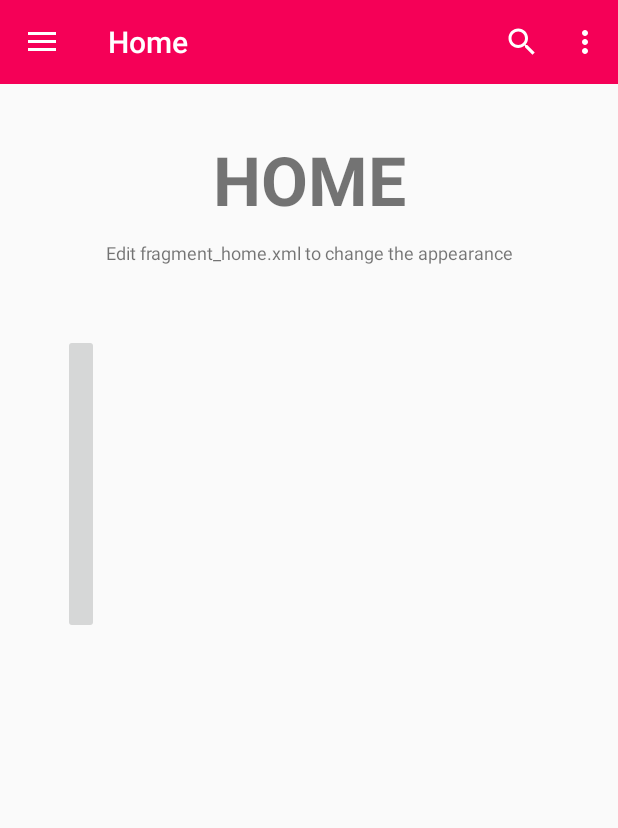
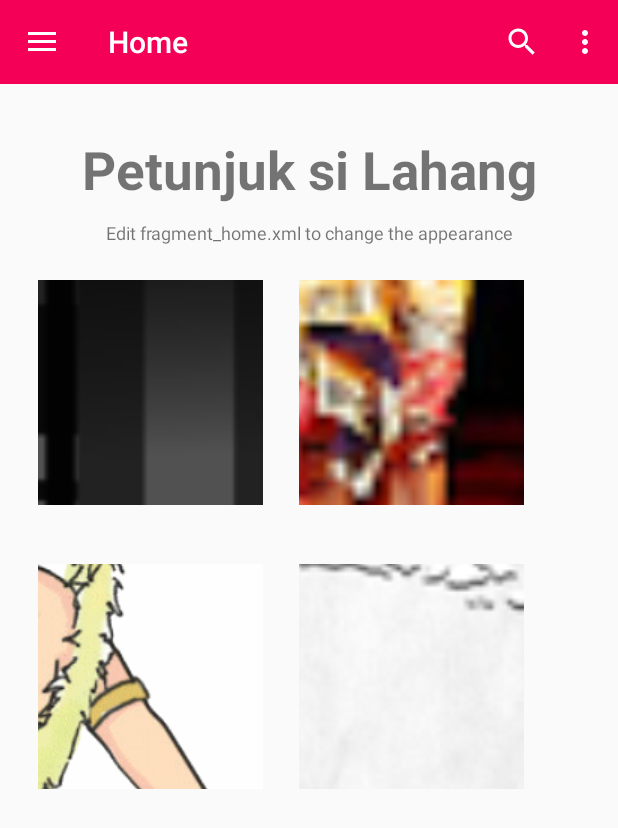
Before and after one commit to bagus1234/Indonesia, an Android app: the screen it shows after launch (MainActivity), on a phone screen of 412 x 824 dp. Shown: the top 828 px of the screen. Run offline under Robolectric (Android 15) with nearby library versions, the phone set to English and light mode, and no system bars.

Commit message:
designhome

```diff
--- a/app/src/main/res/layout/activity_tari_fragment.xml
+++ b/app/src/main/res/layout/activity_tari_fragment.xml
@@ -9,21 +9,32 @@
         android:id="@+id/label"
         android:layout_width="fill_parent"
         android:layout_height="wrap_content"
+        android:layout_alignParentLeft="true"
+        android:layout_alignParentStart="true"
         android:layout_alignParentTop="true"
-        android:layout_marginTop="100dp"
+        android:layout_marginTop="33dp"
         android:gravity="center_horizontal"
         android:text="TARI"
         android:textSize="45dp"
         android:textStyle="bold" />
 
     <TextView
+        android:id="@+id/textView2"
         android:layout_width="fill_parent"
         android:layout_height="wrap_content"
-        android:layout_below="@id/label"
-        android:layout_centerInParent="true"
-        android:layout_marginTop="10dp"
+        android:layout_alignParentLeft="true"
+        android:layout_alignParentStart="true"
+        android:layout_below="@+id/label"
         android:gravity="center_horizontal"
         android:text="Edit fragment_friends.xml to change the appearance"
         android:textSize="12dp" />
 
+    <ImageButton
+        android:id="@+id/imageButton5"
+        android:layout_width="150dp"
+        android:layout_height="150dp"
+        android:layout_below="@+id/textView2"
+        android:layout_centerHorizontal="true"
+        android:src="@drawable/tarian_daerah" />
+
 </RelativeLayout>
--- a/app/src/main/res/layout/fragment_home.xml
+++ b/app/src/main/res/layout/fragment_home.xml
@@ -9,16 +9,19 @@
         android:id="@+id/label"
         android:layout_width="fill_parent"
         android:layout_height="wrap_content"
+        android:layout_alignParentEnd="true"
+        android:layout_alignParentLeft="true"
+        android:layout_alignParentRight="true"
+        android:layout_alignParentStart="true"
+        android:layout_alignParentTop="true"
         android:layout_marginTop="33dp"
         android:gravity="center_horizontal"
-        android:text="HOME"
-        android:textSize="45dp"
-        android:textStyle="bold"
-        android:layout_alignParentTop="true"
-        android:layout_alignParentLeft="true"
-        android:layout_alignParentStart="true" />
+        android:text="Petunjuk si Lahang"
+        android:textSize="35dp"
+        android:textStyle="bold" />
 
     <TextView
+        android:id="@+id/textView"
         android:layout_width="fill_parent"
         android:layout_height="wrap_content"
         android:layout_below="@id/label"
@@ -26,18 +29,49 @@
         android:layout_marginTop="10dp"
         android:gravity="center_horizontal"
         android:text="Edit fragment_home.xml to change the appearance"
-        android:textSize="12dp"
-        android:id="@+id/textView" />
+        android:textSize="12dp" />
 
     <ImageButton
-        android:layout_width="wrap_content"
-        android:layout_height="200dp"
         android:id="@+id/imageButton"
-        android:layout_below="@+id/textView"
+        android:layout_width="150dp"
+        android:layout_height="150dp"
         android:layout_alignParentLeft="true"
         android:layout_alignParentStart="true"
-        android:layout_marginLeft="42dp"
-        android:layout_marginStart="42dp"
-        android:layout_marginTop="46dp" />
+        android:layout_below="@+id/textView"
+        android:layout_marginLeft="25dp"
+        android:layout_marginStart="25dp"
+        android:layout_marginTop="23dp"
+        android:src="@drawable/rumah_adat" />
+
+    <ImageButton
+        android:id="@+id/imageButton2"
+        android:layout_width="150dp"
+        android:layout_height="150dp"
+        android:layout_alignTop="@+id/imageButton"
+        android:layout_marginLeft="24dp"
+        android:layout_marginStart="24dp"
+        android:layout_toEndOf="@+id/imageButton"
+        android:layout_toRightOf="@+id/imageButton"
+        android:src="@drawable/tarian_daerah" />
+
+    <ImageButton
+        android:id="@+id/imageButton3"
+        android:layout_width="150dp"
+        android:layout_height="150dp"
+        android:layout_alignLeft="@+id/imageButton"
+        android:layout_alignStart="@+id/imageButton"
+        android:layout_below="@+id/imageButton"
+        android:layout_marginTop="39dp"
+        android:src="@drawable/PAKAIAN_ADAT" />
+
+    <ImageButton
+        android:id="@+id/imageButton4"
+        android:layout_width="150dp"
+        android:layout_height="150dp"
+        android:layout_alignLeft="@+id/imageButton2"
+        android:layout_alignStart="@+id/imageButton2"
+        android:layout_alignTop="@+id/imageButton3"
+        android:src="@drawable/LAGU" />
+
 
 </RelativeLayout>
```
